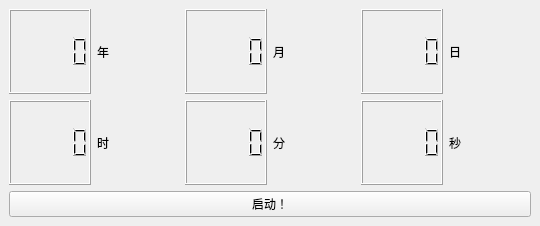
The window that Clock.ui (Rx584/QtClock) describes before a commit, drawn with Qt 5.
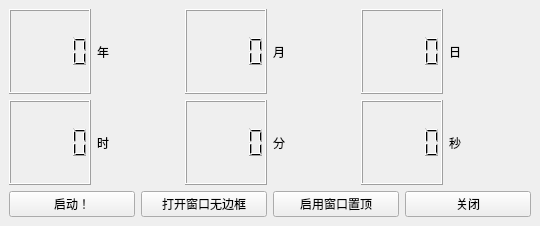
The same window after the commit.

Commit message: 将PyQt版本更新至PySide6 更新窗口UI 更新代码 添加了窗口无边框 窗口置顶设置

What changed in the file:
```diff
--- a/Clock.ui
+++ b/Clock.ui
@@ -96,11 +96,36 @@
      </layout>
     </item>
     <item>
+     <layout class="QHBoxLayout" name="horizontalLayout_3">
+      <item>
      <widget class="QPushButton" name="start_button">
       <property name="text">
        <string>启动！</string>
       </property>
      </widget>
+      </item>
+      <item>
+       <widget class="QPushButton" name="Freamleass">
+        <property name="text">
+         <string>打开窗口无边框</string>
+        </property>
+       </widget>
+      </item>
+      <item>
+       <widget class="QPushButton" name="windowontop">
+        <property name="text">
+         <string>启用窗口置顶</string>
+        </property>
+       </widget>
+      </item>
+      <item>
+       <widget class="QPushButton" name="close">
+        <property name="text">
+         <string>关闭</string>
+        </property>
+       </widget>
+      </item>
+     </layout>
     </item>
    </layout>
   </widget>
```
Lines whose indentation alone changed are shown as unchanged. The commit also changes 2 other files.
